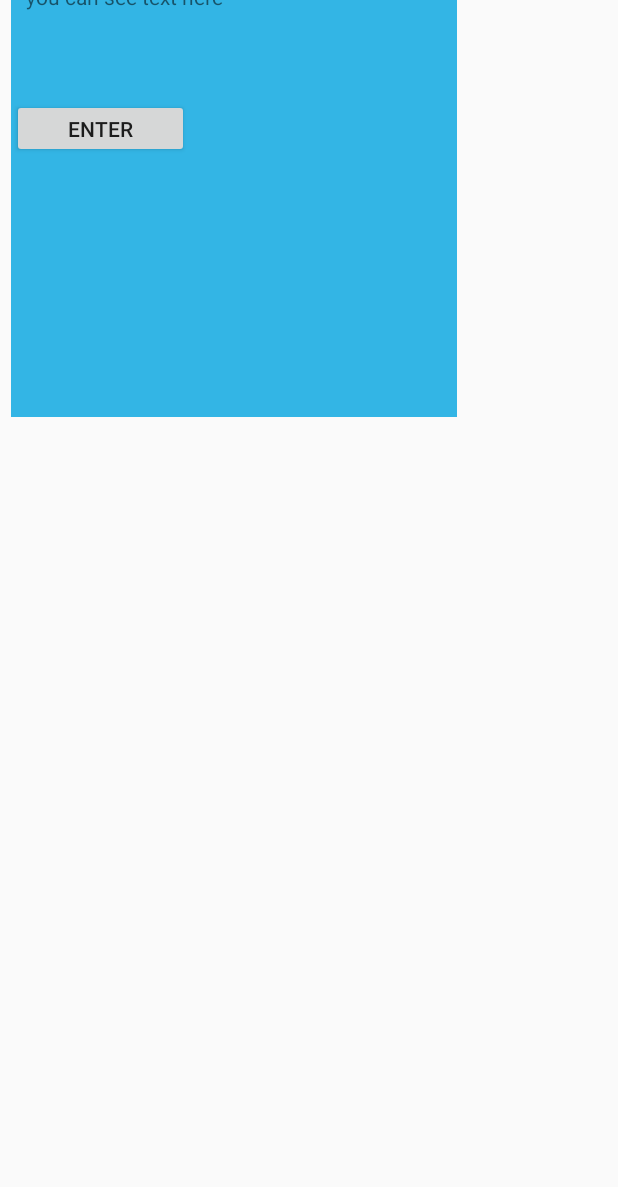
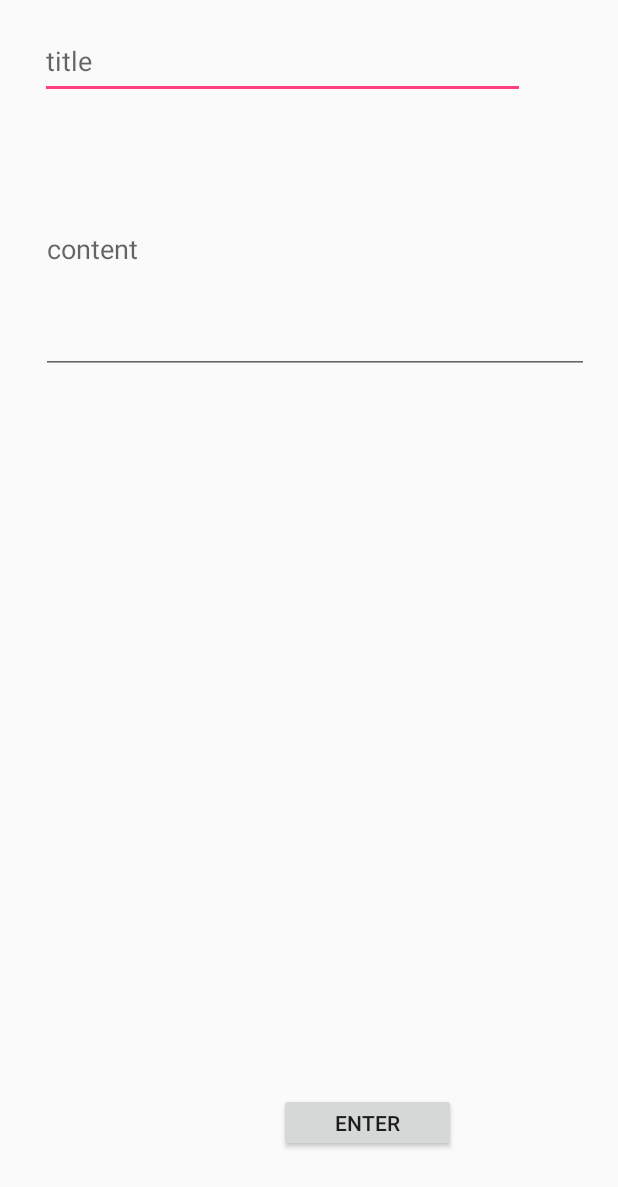
Before and after one commit to leewoo5/Diary, an Android app: the layout activity_main.xml on its own in the app's theme, with its tools: preview values and no code run, on a phone screen of 412 x 824 dp. Shown: the top 1187 px of the screen. Run offline under Robolectric (Android 15) with nearby library versions, the phone set to English and light mode, and no system bars.

```diff
--- a/app/build.gradle
+++ b/app/build.gradle
@@ -1,4 +1,5 @@
 apply plugin: 'com.android.application'
+
 
 android {
     compileSdkVersion 25
@@ -27,4 +28,5 @@ dependencies {
     compile 'com.android.support:appcompat-v7:25.3.1'
     compile 'com.android.support.constraint:constraint-layout:1.0.2'
     testCompile 'junit:junit:4.12'
+    apply plugin: 'realm-android'
 }
--- a/app/src/main/res/layout/activity_main.xml
+++ b/app/src/main/res/layout/activity_main.xml
@@ -4,40 +4,49 @@
     xmlns:tools="http://schemas.android.com/tools"
     android:layout_width="match_parent"
     android:layout_height="match_parent"
-    tools:context="com.example.leewoo5629lee.myapplication.MainActivity">
+    tools:context="com.example.leewoo5629lee.myDiary.MainActivity">
 
     <EditText
-        android:id="@+id/editText"
-        android:layout_width="250dp"
+        android:id="@+id/titleEditText"
+        android:layout_width="323dp"
         android:layout_height="50dp"
+        android:layout_marginTop="16dp"
         android:ems="10"
+        android:hint="title"
         android:inputType="textPersonName"
-        android:text="editText please..."
         app:layout_constraintTop_toTopOf="parent"
-        android:layout_marginTop="16dp"
+        android:layout_marginRight="7dp"
+        app:layout_constraintRight_toRightOf="parent"
         android:layout_marginLeft="8dp"
-        app:layout_constraintLeft_toLeftOf="parent" />
-
-    <TextView
-        android:id="@+id/textView"
-        android:layout_width="297dp"
-        android:layout_height="300dp"
-        android:layout_marginTop="-128dp"
-        android:background="@android:color/holo_blue_light"
-        android:padding="10dp"
-        android:text="you can see text here"
-        app:layout_constraintTop_toBottomOf="@+id/button"
-        android:layout_marginLeft="7dp"
-        app:layout_constraintLeft_toLeftOf="parent" />
+        app:layout_constraintLeft_toLeftOf="parent"
+        app:layout_constraintHorizontal_bias="0.253"
+        tools:layout_editor_absoluteY="17dp" />
 
     <Button
         android:id="@+id/button"
         android:layout_width="118dp"
         android:layout_height="39dp"
         android:text="enter"
-        android:layout_marginTop="0dp"
-        app:layout_constraintTop_toBottomOf="@+id/editText"
-        android:layout_marginLeft="8dp"
-        app:layout_constraintLeft_toLeftOf="parent" />
+        android:layout_marginLeft="186dp"
+        app:layout_constraintLeft_toLeftOf="parent"
+        android:layout_marginRight="8dp"
+        app:layout_constraintRight_toRightOf="parent"
+        app:layout_constraintBottom_toBottomOf="parent"
+        android:layout_marginBottom="56dp"
+        app:layout_constraintHorizontal_bias="0.0" />
+
+    <EditText
+        android:id="@+id/contentEditText"
+        android:layout_width="365dp"
+        android:layout_height="166dp"
+        android:ems="10"
+        android:hint="content"
+        android:inputType="textMultiLine"
+        android:layout_marginLeft="16dp"
+        app:layout_constraintLeft_toLeftOf="parent"
+        android:layout_marginTop="17dp"
+        app:layout_constraintTop_toBottomOf="@+id/titleEditText"
+        android:layout_marginRight="8dp"
+        app:layout_constraintRight_toRightOf="parent" />
 
 </android.support.constraint.ConstraintLayout>
--- a/build.gradle
+++ b/build.gradle
@@ -6,7 +6,7 @@ buildscript {
     }
     dependencies {
         classpath 'com.android.tools.build:gradle:2.3.3'
-
+        classpath "io.realm:realm-gradle-plugin:3.5.0"
         // NOTE: Do not place your application dependencies here; they belong
         // in the individual module build.gradle files
     }
```
Also changed, not shown: app/src/main/AndroidManifest.xml (+6 -3 lines), app/src/main/java/com/example/leewoo5629lee/myDiary/Article.java (renamed from app/src/main/java/com/example/leewoo5629lee/myapplication/Article.java, +8 -3 lines), app/src/main/java/com/example/leewoo5629lee/myDiary/CustomAdapter.java (renamed from app/src/main/java/com/example/leewoo5629lee/myapplication/CustomAdapter.java, +5 -4 lines), app/src/main/java/com/example/leewoo5629lee/myDiary/ListActivity.java (renamed from app/src/main/java/com/example/leewoo5629lee/myapplication/ListActivity.java, +30 -12 lines), app/src/main/java/com/example/leewoo5629lee/myDiary/MainActivity.java (added, +76 -0 lines), app/src/main/java/com/example/leewoo5629lee/myapplication/MainActivity.java (deleted, +0 -46 lines), app/src/main/res/layout/activity_list.xml (+11 -1 lines), 4 other files.
